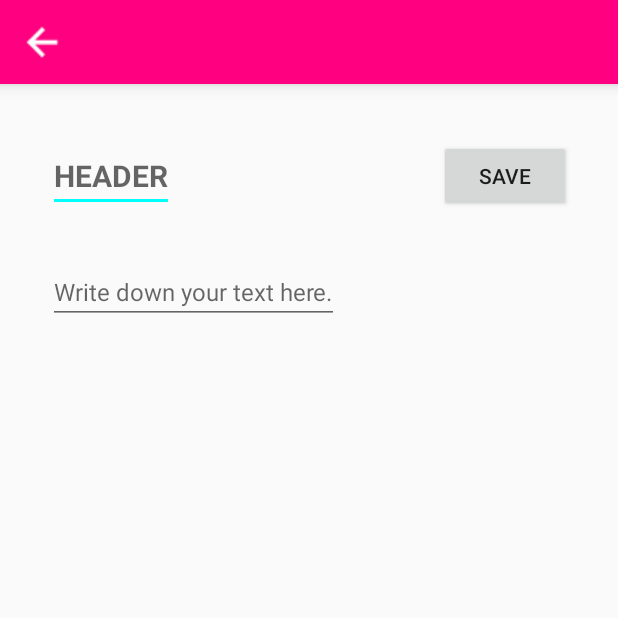
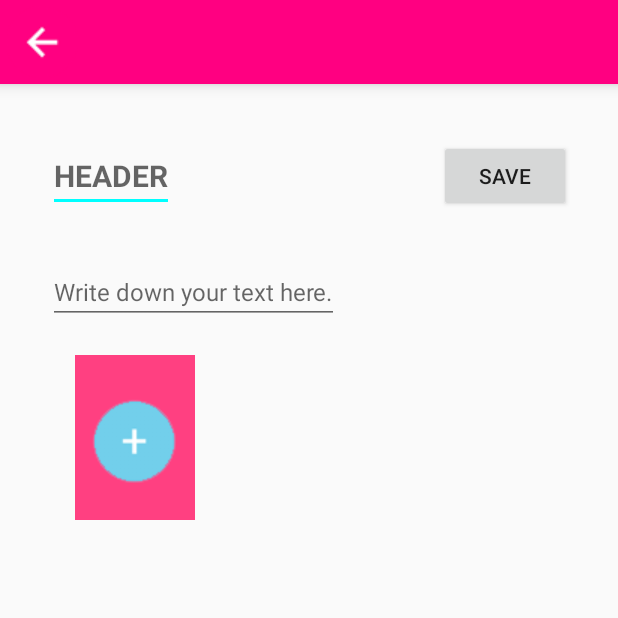
Before and after one commit to chinatip/Poly, an Android app: the WriteAnArticle screen opened directly, with no data from a screen before it, on a phone screen of 412 x 824 dp, the top half of it. Run offline under Robolectric (Android 15) with nearby library versions, the phone set to English and light mode, and no system bars; 1 statement that could not run was skipped.

Commit message:
Can add pic from gallery or camera to an article

```diff
--- a/app/src/main/AndroidManifest.xml
+++ b/app/src/main/AndroidManifest.xml
@@ -1,6 +1,11 @@
 <?xml version="1.0" encoding="utf-8"?>
 <manifest xmlns:android="http://schemas.android.com/apk/res/android"
     package="com.example.asus.blog">
+
+    <uses-feature android:name="andriod.hardware.camera" />
+
+    <uses-permission android:name="android.permission.WRITE_EXTERNAL_STORAGE" />
+    <uses-permission android:name="android.permission.READ_EXTERNAL_STORAGE" />
 
     <application
         android:allowBackup="true"
--- /dev/null
+++ b/app/src/main/java/com/example/asus/blog/adapters/AddImageAdapter.java
@@ -0,0 +1,63 @@
+package com.example.asus.blog.adapters;
+
+import android.app.Activity;
+import android.content.Context;
+import android.graphics.Bitmap;
+import android.net.Uri;
+import android.view.LayoutInflater;
+import android.view.View;
+import android.view.ViewGroup;
+import android.widget.ArrayAdapter;
+import android.widget.ImageView;
+import android.widget.TextView;
+
+import com.example.asus.blog.R;
+
+import java.io.File;
+import java.util.ArrayList;
+import java.util.Collections;
+
+/**
+ * Created by Asus on 4/6/2559.
+ */
+public class AddImageAdapter extends ArrayAdapter {
+    private Context context;
+    private int layoutResourceId;
+    private ArrayList data = new ArrayList();
+
+    public AddImageAdapter(Context context, int layoutResourceId, ArrayList data) {
+        super(context, layoutResourceId, data);
+        this.layoutResourceId = layoutResourceId;
+        this.context = context;
+        this.data = data;
+    }
+
+    @Override
+    public View getView(int position, View convertView, ViewGroup parent) {
+        View row = convertView;
+        ViewHolder holder = null;
+
+        if (row == null) {
+            LayoutInflater inflater = ((Activity) context).getLayoutInflater();
+            row = inflater.inflate(layoutResourceId, parent, false);
+            holder = new ViewHolder();
+            holder.image = (ImageView) row.findViewById(R.id.image);
+            row.setTag(holder);
+        } else {
+            holder = (ViewHolder) row.getTag();
+        }
+
+        if(position==0) {
+            holder.image.setImageResource(R.drawable.add_image);
+        }
+        else{
+            Bitmap item = (Bitmap) data.get(position);
+            holder.image.setImageBitmap(item);
+        }
+        return row;
+    }
+
+    static class ViewHolder {
+        ImageView image;
+    }
+}
--- a/app/src/main/res/layout/activity_welcome.xml
+++ b/app/src/main/res/layout/activity_welcome.xml
@@ -79,7 +79,7 @@
         android:layout_width="wrap_content"
         android:layout_height="wrap_content"
         android:id="@+id/addUserButton"
-        android:src="@drawable/add"
+        android:src="@drawable/add_button"
         android:layout_alignParentTop="true"
         android:layout_alignParentRight="true"
         android:layout_alignParentEnd="true" />
--- a/app/src/main/res/layout/activity_write_an_article.xml
+++ b/app/src/main/res/layout/activity_write_an_article.xml
@@ -53,7 +53,25 @@
         android:layout_marginRight="31dp"
         android:layout_marginEnd="31dp" />
 
-
+    <GridView
+        android:id="@+id/addImageGridView"
+        android:layout_width="fill_parent"
+        android:layout_height="wrap_content"
+        android:columnWidth="100dp"
+        android:drawSelectorOnTop="true"
+        android:gravity="center"
+        android:numColumns="auto_fit"
+        android:stretchMode="columnWidth"
+        android:verticalSpacing="5dp"
+        android:focusable="true"
+        android:clickable="true"
+        android:layout_marginBottom="5dp"
+        android:layout_below="@+id/text"
+        android:layout_marginTop="15dp"
+        android:layout_alignLeft="@+id/text"
+        android:layout_alignStart="@+id/text"
+        android:layout_alignRight="@+id/saveButton"
+        android:layout_alignEnd="@+id/saveButton" />
 
 
 </RelativeLayout>
--- /dev/null
+++ b/app/src/main/res/layout/grid_item_layout.xml
@@ -0,0 +1,16 @@
+<LinearLayout xmlns:android="http://schemas.android.com/apk/res/android"
+    android:layout_width="wrap_content"
+    android:layout_height="wrap_content"
+    android:layout_marginTop="5dp"
+    android:orientation="vertical"
+    android:padding="5dp">
+
+    <ImageView
+        android:id="@+id/image"
+        android:layout_width="80dp"
+        android:layout_height="110dp"
+        android:background="@color/colorAccent"/>
+
+
+
+</LinearLayout>
--- /dev/null
+++ b/app/src/main/res/menu/popup_menu.xml
@@ -0,0 +1,10 @@
+<?xml version="1.0" encoding="utf-8"?>
+<menu xmlns:android="http://schemas.android.com/apk/res/android">
+    <item
+        android:id="@+id/gall"
+        android:title="Gallery"/>
+
+    <item
+        android:id="@+id/cam"
+        android:title="Camera"/>
+</menu>
```
Also changed, not shown: app/src/main/java/com/example/asus/blog/activities/pages/WriteAnArticle.java (+137 -1 lines), app/src/main/java/com/example/asus/blog/models/Article.java (+12 -1 lines), app/src/main/java/com/example/asus/blog/models/Utility.java (added, +50 -0 lines), app/src/main/res/layout/activity_article.xml (+16 -1 lines), app/src/main/res/layout/article_list.xml (+4 -3 lines), app/src/main/res/drawable/add.png (deleted), app/src/main/res/drawable/add_button.png (added), app/src/main/res/drawable/add_image.png (added).
